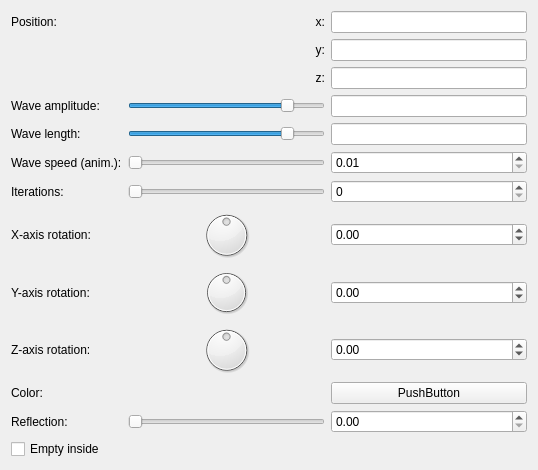
Above: mandelbulber2/qt_data/primitive_water.ui from buddhi1980/mandelbulber2 before the change. Below: the same form after it.
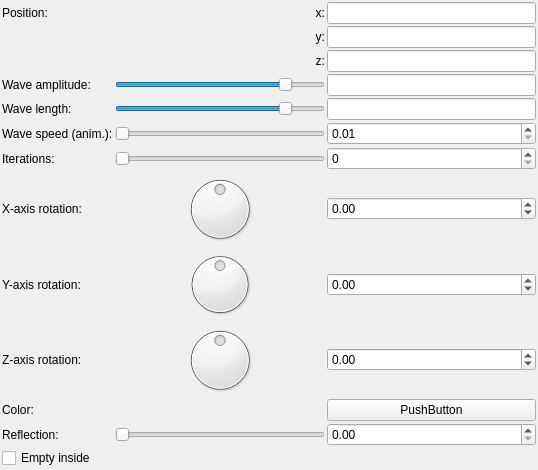
That is the form after the change. Custom widgets are drawn as their Qt base class.

Commit message: - reduced all margins and spacings in ui - added class to store animation frames - added closable dock for animation control (actually empty)

Diff of the .ui file:
```diff
--- a/mandelbulber2/qt_data/primitive_water.ui
+++ b/mandelbulber2/qt_data/primitive_water.ui
@@ -14,8 +14,26 @@
    <string>Form</string>
   </property>
   <layout class="QVBoxLayout" name="verticalLayout">
+   <property name="spacing">
+    <number>2</number>
+   </property>
+   <property name="leftMargin">
+    <number>2</number>
+   </property>
+   <property name="topMargin">
+    <number>2</number>
+   </property>
+   <property name="rightMargin">
+    <number>2</number>
+   </property>
+   <property name="bottomMargin">
+    <number>2</number>
+   </property>
    <item>
     <layout class="QGridLayout" name="gridLayout">
+     <property name="spacing">
+      <number>2</number>
+     </property>
      <item row="6" column="1">
       <widget class="QSlider" name="sliderInt_iterations">
        <property name="minimum">
```
The commit also changes 29 other files.
